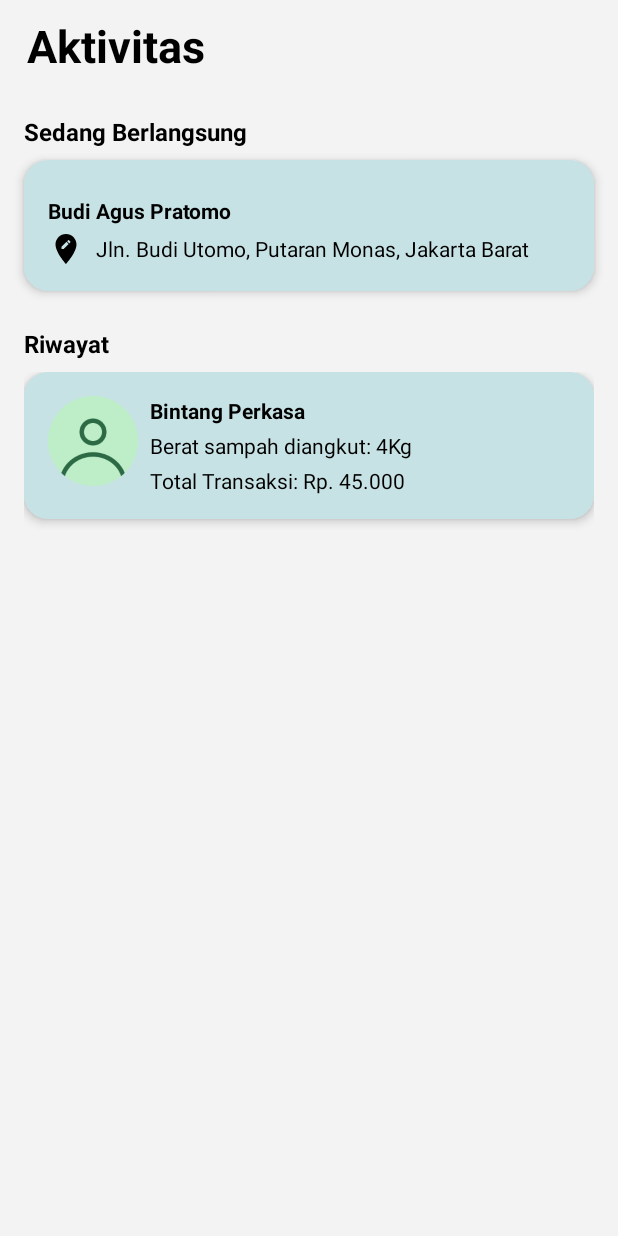
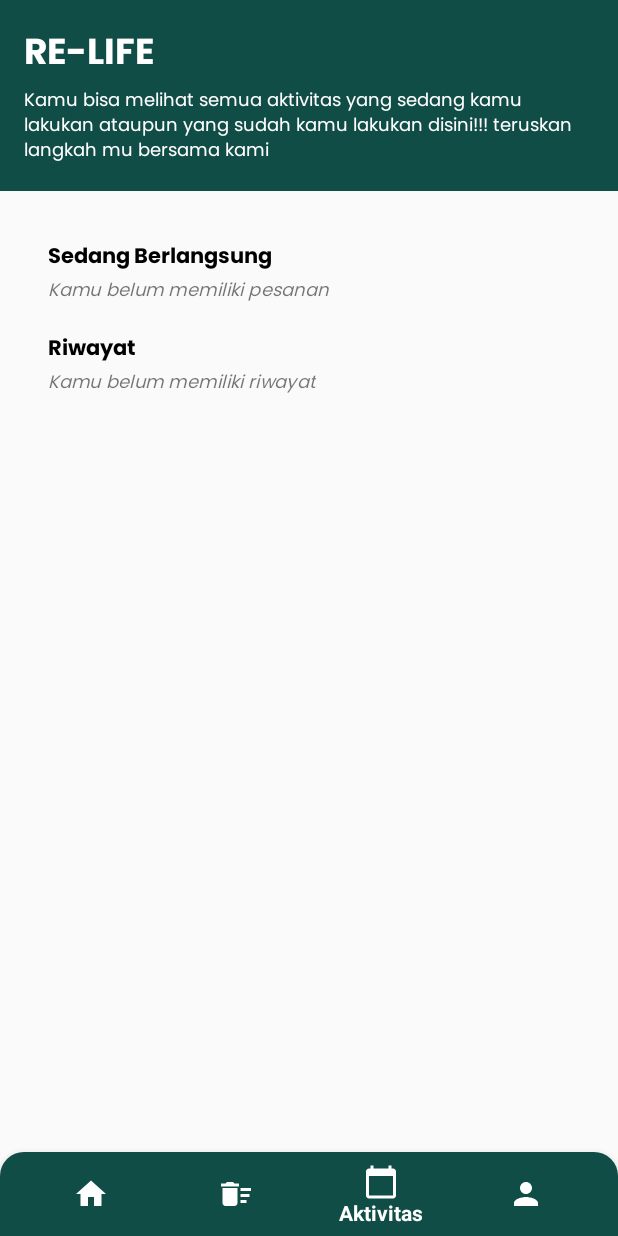
Before and after one commit to zihancahya30/Re-LIFE-APP, an Android app built with Jetpack Compose: the AktivitasCustomer screen opened directly, with no data from a screen before it, on a phone screen of 412 x 824 dp. Run offline under Robolectric (Android 15) with nearby library versions, the phone set to English and light mode, and no system bars; our stand-ins replace Firebase (no records; nobody signed in at launch, a user with empty details on screens opened directly).

Commit message:
dikit lagi kelar le

```diff
--- a/app/src/main/java/pnm/ac/id/re_life/AktivitasCustomer.kt
+++ b/app/src/main/java/pnm/ac/id/re_life/AktivitasCustomer.kt
@@ -1,16 +1,53 @@
 package pnm.ac.id.re_life
 
 import android.content.Intent
+import android.os.Bundle
+import android.view.View
+import android.widget.TextView
+import android.widget.Toast
 import androidx.appcompat.app.AppCompatActivity
-import android.os.Bundle
+import androidx.recyclerview.widget.LinearLayoutManager
+import androidx.recyclerview.widget.RecyclerView
 import com.google.android.material.bottomnavigation.BottomNavigationView
+import com.google.firebase.database.*
+import pnm.ac.id.re_life.adapter.SedangBerlangsungAdapter
+import pnm.ac.id.re_life.model.Pesanan
 
 class AktivitasCustomer : AppCompatActivity() {
+
+    private lateinit var sedangBerlangsungAdapter: SedangBerlangsungAdapter
+    private lateinit var riwayatAdapter: SedangBerlangsungAdapter
+
+    private lateinit var recyclerSedangBerlangsung: RecyclerView
+    private lateinit var recyclerRiwayat: RecyclerView
+    private lateinit var noSedangBerlangsung: TextView
+    private lateinit var noRiwayat: TextView
+
+    private lateinit var database: DatabaseReference
+    private val pesananListSedang = mutableListOf<Pesanan>()
+    private val pesananListRiwayat = mutableListOf<Pesanan>()
+
     override fun onCreate(savedInstanceState: Bundle?) {
         super.onCreate(savedInstanceState)
+        // Mengatur agar tidak ada Action Bar
+        supportActionBar?.hide()
         setContentView(R.layout.aktivitas_customer)
 
-        supportActionBar?.hide()
+        // Inisialisasi RecyclerView dan TextView
+        recyclerSedangBerlangsung = findViewById(R.id.recycler_sedang_berlangsung)
+        recyclerRiwayat = findViewById(R.id.recycler_riwayat)
+        noSedangBerlangsung = findViewById(R.id.text_no_sedang_berlangsung)
+        noRiwayat = findViewById(R.id.text_no_riwayat)
+
+        // Mengatur layout manager untuk RecyclerView
+        recyclerSedangBerlangsung.layoutManager = LinearLayoutManager(this)
+        recyclerRiwayat.layoutManager = LinearLayoutManager(this)
+
+        // Inisialisasi Firebase Database
+        database = FirebaseDatabase.getInstance().getReference("Orders")
+
+        // Fungsi untuk mengambil data pesanan
+        fetchPesanan()
 
         // Menambahkan fungsi untuk BottomNavigationView
         val bottomNav = findViewById<BottomNavigationView>(R.id.bottom_nav_aktivitas)
@@ -24,11 +61,14 @@ class AktivitasCustomer : AppCompatActivity() {
                     true
                 }
                 R.id.nav_relife -> {
-                    // Tidak perlu aksi jika sudah di halaman RE-Life
+                    // Pindah ke halaman RE-Life
+                    val intent = Intent(this, BuatPesanan::class.java)
+                    startActivity(intent)
+                    finish() // Menutup aktivitas AktivitasCustomer
                     true
                 }
                 R.id.nav_activity -> {
-                    // Pindah ke halaman AktivitasCustomer, tidak perlu menambah aktivitas
+                    // Tetap di halaman AktivitasCustomer
                     true
                 }
                 R.id.nav_profile -> {
@@ -42,6 +82,41 @@ class AktivitasCustomer : AppCompatActivity() {
             }
         }
 
-        bottomNav.selectedItemId = R.id.nav_activity // Menetapkan item yang aktif
+        // Menetapkan item yang aktif di BottomNavigationView
+        bottomNav.selectedItemId = R.id.nav_activity
+    }
+
+    private fun fetchPesanan() {
+        database.addValueEventListener(object : ValueEventListener {
+            override fun onDataChange(snapshot: DataSnapshot) {
+                pesananListSedang.clear()
+                pesananListRiwayat.clear()
+
+                for (data in snapshot.children) {
+                    val pesanan = data.getValue(Pesanan::class.java)
+                    if (pesanan != null) {
+                        if (pesanan.status == "Belum Diambil") {
+                            pesananListSedang.add(pesanan)
+                        } else if (pesanan.status == "Sudah Diambil") {
+                            pesananListRiwayat.add(pesanan)
+                        }
+                    }
+                }
+
+                // Update adapters
+                sedangBerlangsungAdapter = SedangBerlangsungAdapter(pesananListSedang)
+                riwayatAdapter = SedangBerlangsungAdapter(pesananListRiwayat)
+                recyclerSedangBerlangsung.adapter = sedangBerlangsungAdapter
+                recyclerRiwayat.adapter = riwayatAdapter
+
+                // Menangani tampilan jika tidak ada data
+                noSedangBerlangsung.visibility = if (pesananListSedang.isEmpty()) View.VISIBLE else View.GONE
+                noRiwayat.visibility = if (pesananListRiwayat.isEmpty()) View.VISIBLE else View.GONE
+            }
+
+            override fun onCancelled(error: DatabaseError) {
+                Toast.makeText(this@AktivitasCustomer, "Gagal mengambil data", Toast.LENGTH_SHORT).show()
+            }
+        })
     }
 }
--- a/app/src/main/res/layout/aktivitas_customer.xml
+++ b/app/src/main/res/layout/aktivitas_customer.xml
@@ -1,164 +1,128 @@
-<?xml version="1.0" encoding="utf-8"?>
-<androidx.constraintlayout.widget.ConstraintLayout xmlns:android="http://schemas.android.com/apk/res/android"
+<!-- activity_aktivitas.xml -->
+<androidx.coordinatorlayout.widget.CoordinatorLayout
+    xmlns:android="http://schemas.android.com/apk/res/android"
+    xmlns:app="http://schemas.android.com/apk/res-auto"
     android:layout_width="match_parent"
-    android:layout_height="match_parent"
-    xmlns:app="http://schemas.android.com/apk/res-auto"
-    android:orientation="vertical"
-    android:background="@color/main_background">
+    android:layout_height="match_parent">
 
     <LinearLayout
         android:layout_width="match_parent"
         android:layout_height="match_parent"
         android:orientation="vertical">
 
-        <!-- Title -->
-        <TextView
-            android:layout_width="wrap_content"
-            android:layout_height="wrap_content"
-            android:text="Aktivitas"
-            android:textSize="30dp"
-            android:textColor="@color/black"
-            android:textStyle="bold"
-            android:padding="10sp"
-            android:layout_marginLeft="8dp"/>
-
-        <!-- Sedang Berlangsung Section -->
-        <TextView
-            android:layout_width="match_parent"
-            android:layout_height="wrap_content"
-            android:paddingStart="16dp"
-            android:paddingTop="16dp"
-            android:paddingBottom="8dp"
-            android:text="Sedang Berlangsung"
-            android:textColor="@color/black"
-            android:textSize="16sp"
-            android:textStyle="bold" />
-
-        <!-- Sedang Berlangsung Card -->
+        <!-- Header Section -->
         <LinearLayout
             android:layout_width="match_parent"
             android:layout_height="wrap_content"
-            android:padding="16dp"
             android:orientation="vertical"
-            android:background="@drawable/rounded_card"
-            android:layout_marginHorizontal="16dp"
-            android:elevation="4dp"
-            android:layout_marginBottom="8dp">
+            android:background="@drawable/bg_header_tips"
+            android:padding="16dp">
 
-            <!-- Details -->
             <TextView
                 android:layout_width="wrap_content"
                 android:layout_height="wrap_content"
-                android:text="Budi Agus Pratomo"
-                android:textStyle="bold"
-                android:layout_marginTop="8dp"
-                android:textColor="@color/black" />
+                android:text="RE-LIFE"
+                android:fontFamily="@font/poppins_bold"
+                android:textSize="24sp"
+                android:textColor="@android:color/white"/>
 
-            <LinearLayout
-                android:layout_width="match_parent"
+            <TextView
+                android:layout_width="wrap_content"
                 android:layout_height="wrap_content"
-                android:orientation="horizontal"
-                android:layout_marginTop="4dp"
-                android:gravity="center_vertical">
-
-                <!-- Location Icon -->
-                <ImageView
-                    android:layout_width="24dp"
-                    android:layout_height="24dp"
-                    android:src="@drawable/baseline_edit_location_24"/>
-
-                <!-- Address -->
-                <TextView
-                    android:layout_width="wrap_content"
-                    android:layout_height="wrap_content"
-                    android:layout_marginStart="8dp"
-                    android:text="Jln. Budi Utomo, Putaran Monas, Jakarta Barat"
-                    android:textColor="@color/black" />
-            </LinearLayout>
+                android:fontFamily="@font/poppins_regular"
+                android:text="Kamu bisa melihat semua aktivitas yang sedang kamu lakukan ataupun yang sudah kamu lakukan disini!!! teruskan langkah mu bersama kami"
+                android:textColor="@android:color/white"
+                android:textSize="12sp"/>
         </LinearLayout>
 
-        <!-- Riwayat Section -->
-        <TextView
-            android:layout_width="match_parent"
-            android:layout_height="wrap_content"
-            android:paddingStart="16dp"
-            android:paddingTop="16dp"
-            android:paddingBottom="8dp"
-            android:text="Riwayat"
-            android:textColor="@color/black"
-            android:textSize="16sp"
-            android:textStyle="bold" />
-
-        <!-- Riwayat Cards -->
-        <ScrollView
+        <!-- Main Content -->
+        <LinearLayout
             android:layout_width="match_parent"
             android:layout_height="match_parent"
-            android:layout_marginBottom="80dp">
+            android:layout_marginBottom="60dp"
+            android:orientation="vertical"
+            android:padding="16dp">
 
-            <LinearLayout
+            <ScrollView
                 android:layout_width="match_parent"
-                android:layout_height="match_parent"
-                android:orientation="vertical"
-                android:paddingHorizontal="16dp">
+                android:layout_height="match_parent">
 
-                <!-- Example Riwayat Card -->
+                <!-- Parent Layout -->
                 <LinearLayout
                     android:layout_width="match_parent"
                     android:layout_height="wrap_content"
-                    android:padding="16dp"
-                    android:orientation="horizontal"
-                    android:background="@drawable/rounded_card"
-                    android:layout_marginBottom="8dp"
-                    android:elevation="4dp">
+                    android:orientation="vertical"
+                    android:padding="16dp">
 
-                    <!-- Profile Picture -->
-                    <ImageView
-                        android:layout_width="60dp"
-                        android:layout_height="60dp"
-                        android:src="@drawable/default_profile"
-                        android:scaleType="centerCrop" />
+                    <!-- Sedang Berlangsung Section -->
+                    <TextView
+                        android:layout_width="wrap_content"
+                        android:layout_height="wrap_content"
+                        android:fontFamily="@font/poppins_bold"
+                        android:text="Sedang Berlangsung"
+                        android:textColor="@color/black"
+                        android:textSize="14sp" />
 
-                    <!-- Details -->
-                    <LinearLayout
+                    <androidx.recyclerview.widget.RecyclerView
+                        android:id="@+id/recycler_sedang_berlangsung"
                         android:layout_width="match_parent"
+                        android:layout_height="wrap_content" />
+
+                    <!-- Text jika tidak ada pesanan -->
+                    <TextView
+                        android:id="@+id/text_no_sedang_berlangsung"
+                        android:layout_width="wrap_content"
                         android:layout_height="wrap_content"
-                        android:orientation="vertical"
-                        android:layout_marginStart="8dp">
+                        android:fontFamily="@font/poppins_regular"
+                        android:text="Kamu belum memiliki pesanan"
+                        android:textSize="12sp"
+                        android:textStyle="italic"
+                        android:visibility="gone" />
 
-                        <TextView
-                            android:layout_width="wrap_content"
-                            android:layout_height="wrap_content"
-                            android:text="Bintang Perkasa"
-                            android:textStyle="bold"
-                            android:textColor="@color/black" />
+                    <!-- Riwayat Section -->
+                    <TextView
+                        android:layout_width="wrap_content"
+                        android:layout_height="wrap_content"
+                        android:layout_marginTop="16dp"
+                        android:fontFamily="@font/poppins_bold"
+                        android:text="Riwayat"
+                        android:textColor="@color/black"
+                        android:textSize="14sp" />
 
-                        <TextView
-                            android:layout_width="wrap_content"
-                            android:layout_height="wrap_content"
-                            android:text="Berat sampah diangkut: 4Kg"
-                            android:layout_marginTop="4dp"
-                            android:textColor="@color/black" />
+                    <androidx.recyclerview.widget.RecyclerView
+                        android:id="@+id/recycler_riwayat"
+                        android:layout_width="match_parent"
+                        android:layout_height="wrap_content" />
 
-                        <TextView
-                            android:layout_width="wrap_content"
-                            android:layout_height="wrap_content"
-                            android:text="Total Transaksi: Rp. 45.000"
-                            android:layout_marginTop="4dp"
-                            android:textColor="@color/black" />
-                    </LinearLayout>
+                    <!-- Text jika tidak ada riwayat -->
+                    <TextView
+                        android:id="@+id/text_no_riwayat"
+                        android:layout_width="wrap_content"
+                        android:layout_height="wrap_content"
+                        android:fontFamily="@font/poppins_regular"
+                        android:text="Kamu belum memiliki riwayat"
+                        android:textSize="12sp"
+                        android:textStyle="italic"
+                        android:visibility="gone" />
+
                 </LinearLayout>
-            </LinearLayout>
-        </ScrollView>
-        <!-- Bottom Navbar -->
-        <com.google.android.material.bottomnavigation.BottomNavigationView
-            android:layout_width="match_parent"
-            android:layout_height="wrap_content"
-            android:id="@+id/bottom_nav_aktivitas"
-            android:layout_gravity="bottom"
-            android:layout_weight="@integer/material_motion_duration_long_1"
-            app:menu="@menu/bottom_navigation_menu_customer"
-            android:background="@drawable/bg_navbar"
-            app:itemIconTint="@color/selector_nav_icon"
-            app:itemTextColor="@color/selector_nav_text"/>
+
+            </ScrollView>
+
+
+        </LinearLayout>
+
     </LinearLayout>
-</androidx.constraintlayout.widget.ConstraintLayout>
+
+    <!-- Bottom Navbar -->
+    <com.google.android.material.bottomnavigation.BottomNavigationView
+        android:layout_width="match_parent"
+        android:layout_height="wrap_content"
+        android:id="@+id/bottom_nav_aktivitas"
+        android:layout_gravity="bottom"
+        app:menu="@menu/bottom_navigation_menu_customer"
+        android:background="@drawable/bg_navbar"
+        app:itemIconTint="@color/selector_nav_icon"
+        app:itemTextColor="@color/selector_nav_text"/>
+
+</androidx.coordinatorlayout.widget.CoordinatorLayout>
```
Also changed, not shown: app/src/main/java/pnm/ac/id/re_life/Pesanan.kt (added, +11 -0 lines), app/src/main/java/pnm/ac/id/re_life/SedangBerlangsungAdapter.kt (added, +38 -0 lines), app/src/main/res/layout/item_pesanan.xml (+19 -29 lines).
